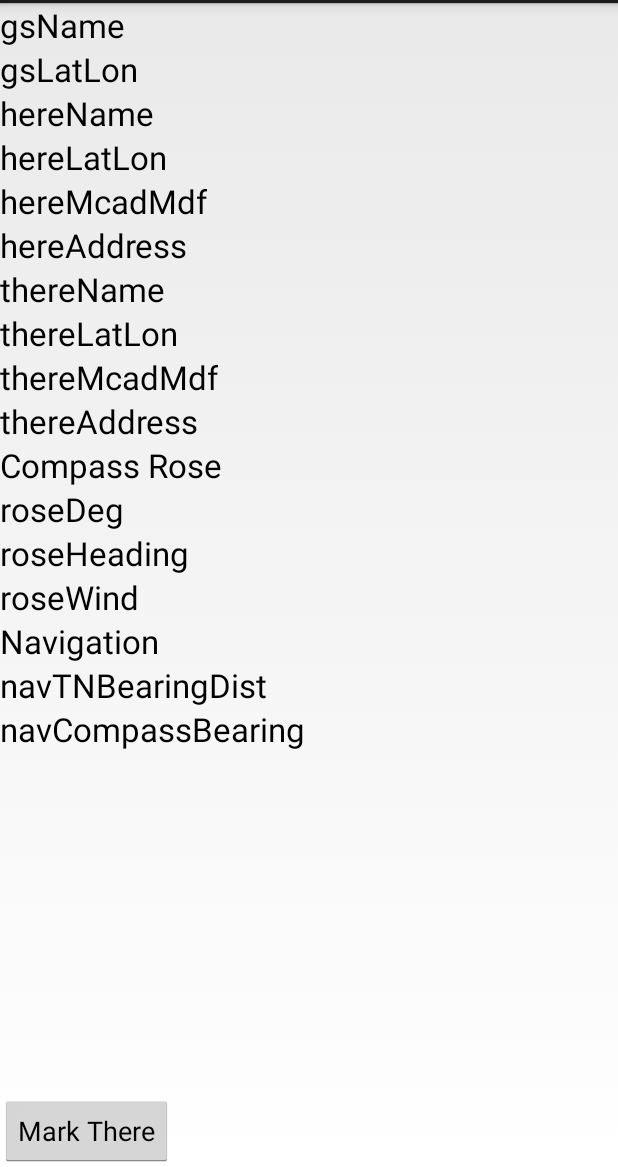
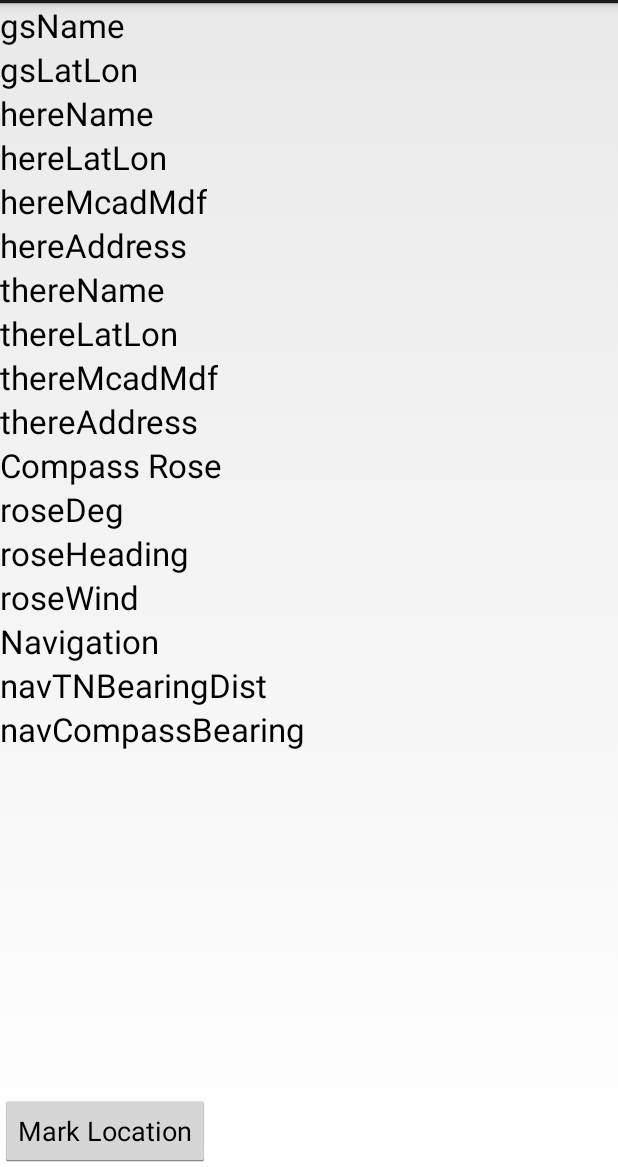
Before and after one commit to pocojoe/PlayaCompass20162, an Android app: the screen it shows after launch (MainActivity), on a phone screen of 412 x 824 dp, the part 69-1236 px from its top. Run offline under Robolectric (Android 15) with nearby library versions, the phone set to English and light mode, and no system bars.

```diff
--- a/PlayaCompass/src/main/res/layout/activity_main.xml
+++ b/PlayaCompass/src/main/res/layout/activity_main.xml
@@ -178,12 +178,13 @@
     <Button
         android:layout_width="wrap_content"
         android:layout_height="wrap_content"
-        android:text="Mark There"
-        android:id="@+id/button"
+        android:text="Mark Location"
+        android:id="@+id/markLocationButton"
         android:layout_alignParentBottom="true"
         android:layout_alignParentLeft="true"
         android:layout_alignParentStart="true"
         android:clickable="true"
+        android:onClick="markHereLocation"
         android:enabled="true" />
 
 
```
Also changed, not shown: PlayaCompass/src/main/java/com/hoppercodes/PlayaCompass/MainActivity.java (+6 -5 lines).
